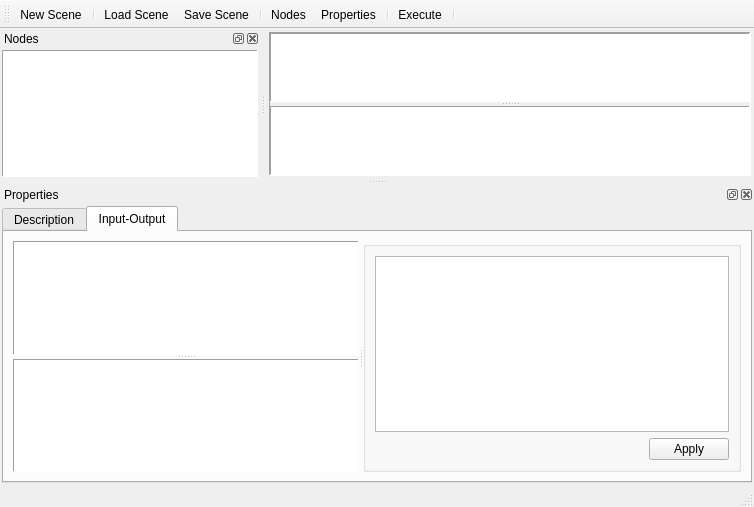
Old version of the form pepper/src/user_interface/win_main.ui in the repository kumar-lakshmanan/our-py-lib.
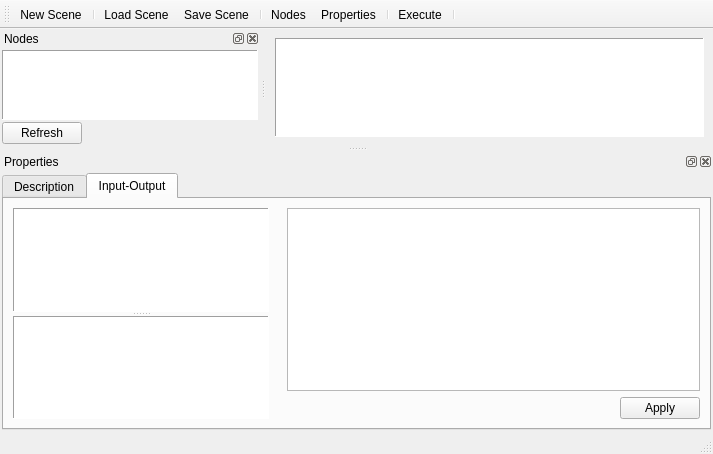
New version of the form.

```diff
--- a/pepper/src/user_interface/win_main.ui
+++ b/pepper/src/user_interface/win_main.ui
@@ -6,50 +6,22 @@
    <rect>
     <x>0</x>
     <y>0</y>
-    <width>754</width>
-    <height>507</height>
+    <width>713</width>
+    <height>454</height>
    </rect>
   </property>
   <property name="windowTitle">
    <string>Pepper</string>
   </property>
+  <property name="tabShape">
+   <enum>QTabWidget::Triangular</enum>
+  </property>
   <property name="dockNestingEnabled">
    <bool>false</bool>
   </property>
   <widget class="QWidget" name="centralwidget">
-   <layout class="QGridLayout" name="gridLayout">
-    <property name="leftMargin">
-     <number>3</number>
-    </property>
-    <property name="topMargin">
-     <number>3</number>
-    </property>
-    <property name="rightMargin">
-     <number>3</number>
-    </property>
-    <property name="bottomMargin">
-     <number>3</number>
-    </property>
-    <property name="spacing">
-     <number>3</number>
-    </property>
+   <layout class="QGridLayout" name="gridLayout_7">
     <item row="0" column="0">
-     <widget class="QSplitter" name="splitter">
-      <property name="frameShape">
-       <enum>QFrame::Panel</enum>
-      </property>
-      <property name="frameShadow">
-       <enum>QFrame::Sunken</enum>
-      </property>
-      <property name="orientation">
-       <enum>Qt::Vertical</enum>
-      </property>
-      <property name="opaqueResize">
-       <bool>false</bool>
-      </property>
-      <property name="childrenCollapsible">
-       <bool>true</bool>
-      </property>
       <widget class="QGraphicsView" name="graphicsView">
        <property name="frameShape">
         <enum>QFrame::Panel</enum>
@@ -58,12 +30,6 @@
         <enum>QFrame::Sunken</enum>
        </property>
       </widget>
-      <widget class="QTextBrowser" name="textBrowser">
-       <property name="frameShape">
-        <enum>QFrame::Panel</enum>
-       </property>
-      </widget>
-     </widget>
     </item>
    </layout>
   </widget>
@@ -79,9 +45,6 @@
   </widget>
   <widget class="QStatusBar" name="statusbar"/>
   <widget class="QDockWidget" name="dckProperties">
-   <property name="features">
-    <set>QDockWidget::AllDockWidgetFeatures</set>
-   </property>
    <property name="windowTitle">
     <string>Properties</string>
    </property>
@@ -149,12 +112,55 @@
         <attribute name="title">
          <string>Input-Output</string>
         </attribute>
+        <layout class="QGridLayout" name="gridLayout_5">
+         <property name="leftMargin">
+          <number>0</number>
+         </property>
+         <property name="topMargin">
+          <number>0</number>
+         </property>
+         <property name="rightMargin">
+          <number>0</number>
+         </property>
+         <property name="bottomMargin">
+          <number>0</number>
+         </property>
+         <property name="spacing">
+          <number>0</number>
+         </property>
+         <item row="0" column="1">
+          <widget class="QFrame" name="frame">
         <layout class="QGridLayout" name="gridLayout_6">
-         <item row="0" column="0">
-          <widget class="QSplitter" name="splitter_3">
+            <item row="1" column="3">
+             <widget class="QPushButton" name="btnApplyInputs">
+              <property name="text">
+               <string>Apply</string>
+              </property>
+             </widget>
+            </item>
+            <item row="0" column="1" colspan="3">
+             <widget class="QTextEdit" name="txtInputOutput"/>
+            </item>
+            <item row="1" column="2">
+             <spacer name="horizontalSpacer">
            <property name="orientation">
             <enum>Qt::Horizontal</enum>
            </property>
+              <property name="sizeHint" stdset="0">
+               <size>
+                <width>40</width>
+                <height>20</height>
+               </size>
+              </property>
+             </spacer>
+            </item>
+           </layout>
+          </widget>
+         </item>
+         <item row="0" column="0">
+          <widget class="QFrame" name="frame_2">
+           <layout class="QGridLayout" name="gridLayout">
+            <item row="0" column="0">
            <widget class="QSplitter" name="splitter_2">
             <property name="orientation">
              <enum>Qt::Vertical</enum>
@@ -226,36 +232,8 @@
              </column>
             </widget>
            </widget>
-           <widget class="QGroupBox" name="groupBox">
-            <property name="title">
-             <string/>
-            </property>
-            <layout class="QGridLayout" name="gridLayout_5">
-             <item row="1" column="1">
-              <widget class="QPushButton" name="btnApplyInputs">
-               <property name="text">
-                <string>Apply</string>
-               </property>
-              </widget>
-             </item>
-             <item row="1" column="0">
-              <spacer name="horizontalSpacer">
-               <property name="orientation">
-                <enum>Qt::Horizontal</enum>
-               </property>
-               <property name="sizeHint" stdset="0">
-                <size>
-                 <width>40</width>
-                 <height>20</height>
-                </size>
-               </property>
-              </spacer>
-             </item>
-             <item row="0" column="0" colspan="2">
-              <widget class="QTextEdit" name="txtInputOutput"/>
-             </item>
-            </layout>
-           </widget>
+            </item>
+           </layout>
           </widget>
          </item>
         </layout>
@@ -324,6 +302,26 @@
        </column>
       </widget>
      </item>
+     <item row="1" column="0">
+      <widget class="QPushButton" name="pushButton">
+       <property name="text">
+        <string>Refresh</string>
+       </property>
+      </widget>
+     </item>
+     <item row="1" column="1">
+      <spacer name="horizontalSpacer_2">
+       <property name="orientation">
+        <enum>Qt::Horizontal</enum>
+       </property>
+       <property name="sizeHint" stdset="0">
+        <size>
+         <width>40</width>
+         <height>20</height>
+        </size>
+       </property>
+      </spacer>
+     </item>
     </layout>
    </widget>
   </widget>
```
Left out of the diff: 7 changed lines with no effect on the pictures. Lines whose indentation alone changed are shown as unchanged.
